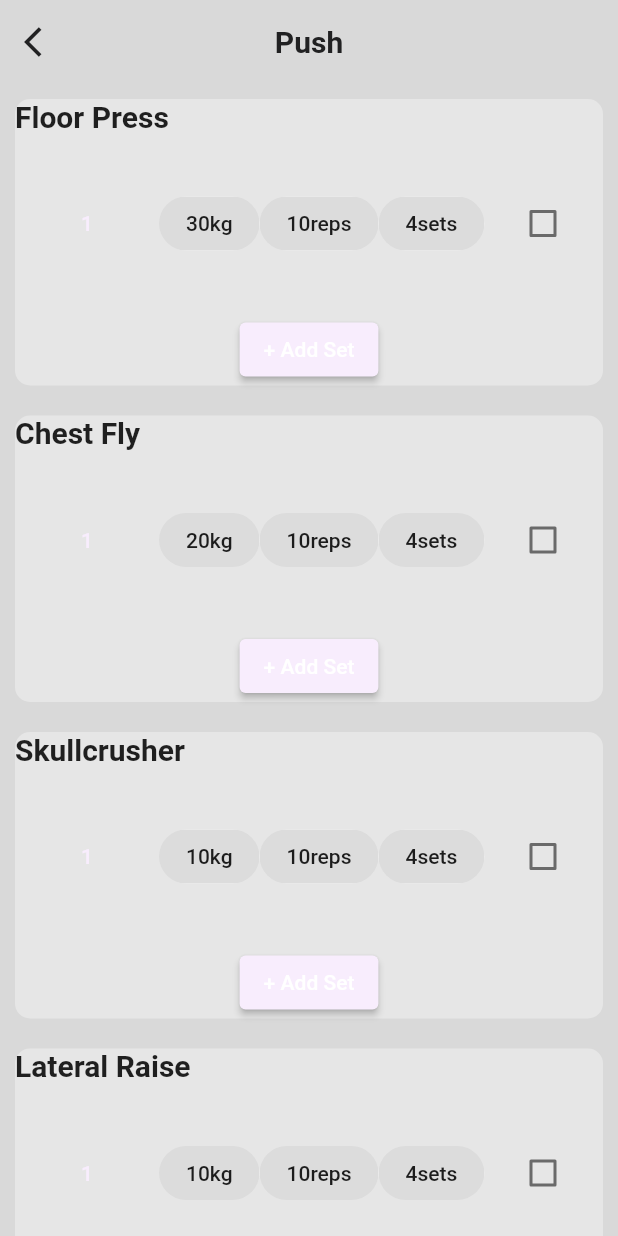
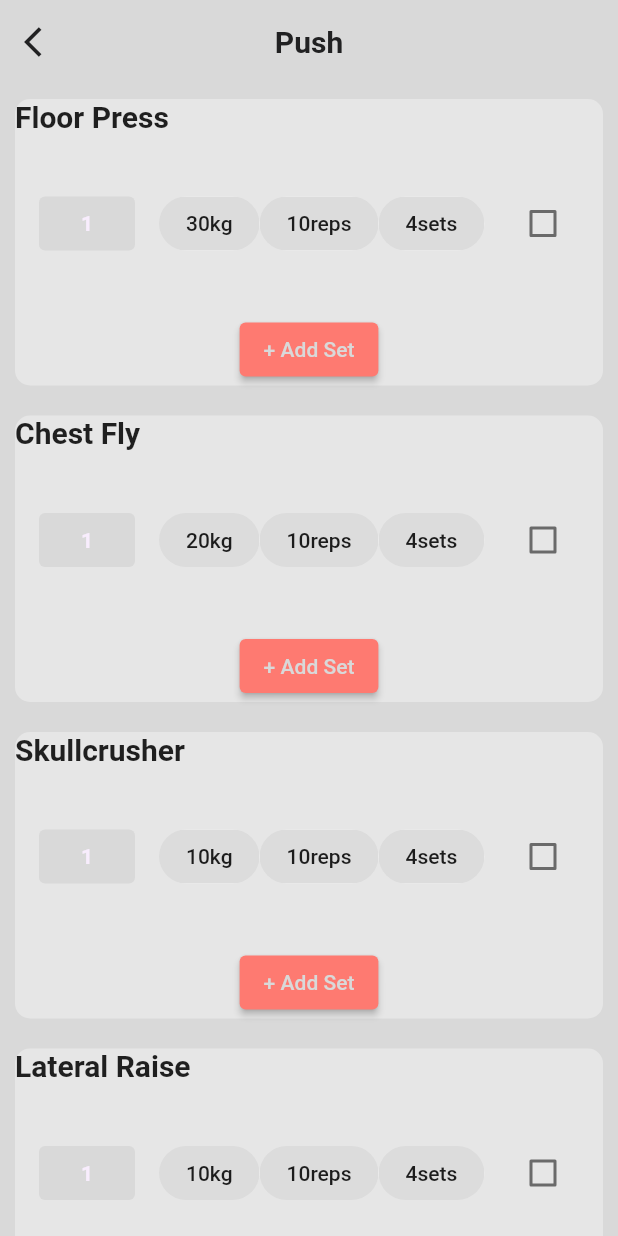
Before and after one commit to AnthonyBeerus/project_kaizen, a Flutter app: the WorkoutScreen screen opened directly, after a tap on the "arrow forward ios" icon, on a phone screen of 412 x 824 dp. Run offline on Flutter 3.47's test engine with Material 2 defaults, Android fonts, the phone set to English and light mode, and no system bars; drawn by our look-alikes of flutter_slidable; our stand-ins replace dot_navigation_bar, flutter_speed_dial.

Commit message:
Added themes for elevated buttons and text button to maintain a consistent theme through out the app

```diff
--- a/lib/themes/dark_theme.dart
+++ b/lib/themes/dark_theme.dart
@@ -12,7 +12,7 @@ ThemeData darkTheme = ThemeData(
     secondaryContainer: darkBoxShadowTopLeft,
   ),
   cardTheme: CardTheme(
-    margin: const EdgeInsets.symmetric(horizontal: 10.0, vertical: 10.0),
+    margin: const EdgeInsets.symmetric(horizontal: 3.0, vertical: 3.0),
     color: darkBoxShadowTopLeft,
     elevation: 0,
     shadowColor: darkBoxShadowBottomRight,
@@ -20,4 +20,16 @@ ThemeData darkTheme = ThemeData(
       borderRadius: BorderRadius.circular(10),
     ),
   ),
+  elevatedButtonTheme: ElevatedButtonThemeData(
+    style: ElevatedButton.styleFrom(
+      alignment: Alignment.center,
+      backgroundColor: brandColorDarkTheme,
+      foregroundColor: darkColor,
+    ),
+  ),
+  textButtonTheme: TextButtonThemeData(
+    style: TextButton.styleFrom(
+      backgroundColor: darkColor,
+    ),
+  ),
 );
--- a/lib/themes/light_theme.dart
+++ b/lib/themes/light_theme.dart
@@ -20,4 +20,21 @@ ThemeData lightTheme = ThemeData(
       borderRadius: BorderRadius.circular(10),
     ),
   ),
+  elevatedButtonTheme: ElevatedButtonThemeData(
+    style: ElevatedButton.styleFrom(
+      alignment: Alignment.center,
+      backgroundColor: brandColorLightTheme,
+      foregroundColor: lightColor,
+    ),
+  ),
+  textButtonTheme: TextButtonThemeData(
+    style: TextButton.styleFrom(
+      backgroundColor: lightColor,
+      textStyle: const TextStyle(
+        color: Colors.black,
+        fontFamily: 'Roboto',
+        fontWeight: FontWeight.bold,
+      ),
+    ),
+  ),
 );
```
